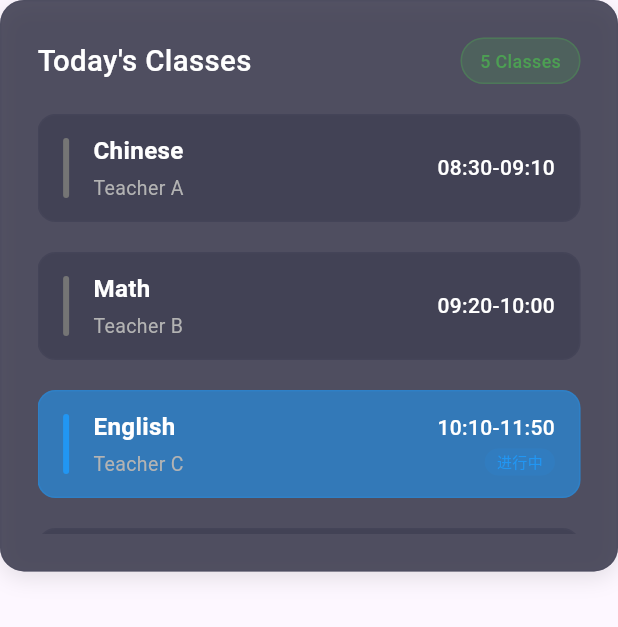
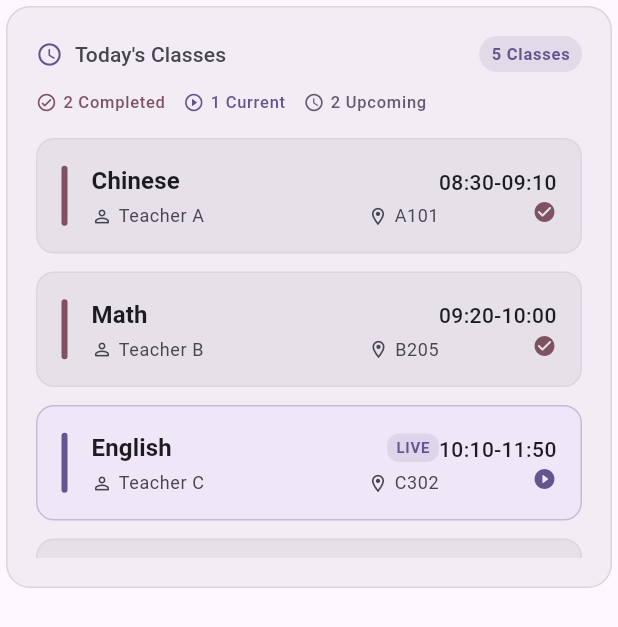
Before and after one commit to ziyi127/TimeWidgets, a Flutter app: the TimetableWidget widget shown alone on an empty page, opened directly, on a phone screen of 412 x 824 dp. Shown: the top 627 px of the screen. Run offline on Flutter 3.47's test engine with Material 3 defaults, Android fonts, the light colour scheme and no system bars; our stand-ins replace file_picker, shared_preferences; missing offline and left inert: bitsdojo_window, tray_manager; accounts and stored records are empty; network calls fail; statements that could not run were skipped.

Commit message:
feat(课程表组件): 重构课程表组件并添加紧凑模式
- 使用 Material 3 设计规范重构整个组件
- 添加 isCompact 参数支持紧凑布局
- 增加教室信息和状态指示器
- 改进状态显示和交互样式

```diff
--- a/lib/widgets/timetable_widget.dart
+++ b/lib/widgets/timetable_widget.dart
@@ -1,213 +1,333 @@
 import 'package:flutter/material.dart';
 
 class TimetableWidget extends StatelessWidget {
-  final double? fontSize;
-  final double? padding;
+  final bool isCompact;
 
   const TimetableWidget({
     super.key,
-    this.fontSize,
-    this.padding,
+    this.isCompact = false,
   });
 
   @override
   Widget build(BuildContext context) {
-    final effectivePadding = padding ?? 24.0;
-    final effectiveBaseFontSize = fontSize ?? 14.0;
-    final titleFontSize = effectiveBaseFontSize * 1.4;
-    final badgeFontSize = effectiveBaseFontSize * 0.85;
-    // 移除未使用的变量
-    // final courseFontSize = effectiveBaseFontSize * 1.15;
-    // final teacherFontSize = effectiveBaseFontSize * 0.93;
-    // final timeFontSize = effectiveBaseFontSize;
-    // final statusFontSize = effectiveBaseFontSize * 0.7;
+    final theme = Theme.of(context);
+    final colorScheme = theme.colorScheme;
 
     final timetableData = [
-      {'subject': 'Chinese', 'teacher': 'Teacher A', 'time': '08:30-09:10', 'status': 'completed'},
-      {'subject': 'Math', 'teacher': 'Teacher B', 'time': '09:20-10:00', 'status': 'completed'},
-      {'subject': 'English', 'teacher': 'Teacher C', 'time': '10:10-11:50', 'status': 'current'},
-      {'subject': 'Physics', 'teacher': 'Teacher D', 'time': '14:00-14:40', 'status': 'upcoming'},
-      {'subject': 'Chemistry', 'teacher': 'Teacher E', 'time': '14:50-15:30', 'status': 'upcoming'},
+      {'subject': 'Chinese', 'teacher': 'Teacher A', 'time': '08:30-09:10', 'status': 'completed', 'room': 'A101'},
+      {'subject': 'Math', 'teacher': 'Teacher B', 'time': '09:20-10:00', 'status': 'completed', 'room': 'B205'},
+      {'subject': 'English', 'teacher': 'Teacher C', 'time': '10:10-11:50', 'status': 'current', 'room': 'C302'},
+      {'subject': 'Physics', 'teacher': 'Teacher D', 'time': '14:00-14:40', 'status': 'upcoming', 'room': 'D108'},
+      {'subject': 'Chemistry', 'teacher': 'Teacher E', 'time': '14:50-15:30', 'status': 'upcoming', 'room': 'E201'},
     ];
 
-    return Container(
-      width: double.infinity,
-      padding: EdgeInsets.all(effectivePadding),
-      decoration: BoxDecoration(
-        color: const Color(0xFF2a2a3e).withValues(alpha: 0.8),  // 保持半透明背景
+    final currentClassCount = timetableData.where((item) => item['status'] == 'current').length;
+    final upcomingClassCount = timetableData.where((item) => item['status'] == 'upcoming').length;
+    final completedClassCount = timetableData.where((item) => item['status'] == 'completed').length;
+
+    return Card(
+      elevation: 0,
+      color: colorScheme.surfaceContainer,
+      shape: RoundedRectangleBorder(
         borderRadius: BorderRadius.circular(16),
-        border: Border.all(
-          color: const Color(0xFF4a4a5e).withValues(alpha: 0.5),  // 半透明边框
+        side: BorderSide(
+          color: colorScheme.outline.withOpacity(0.2),
           width: 1,
         ),
-        boxShadow: [
-          BoxShadow(
-            color: Colors.black.withValues(alpha: 0.1),
-            blurRadius: 12,
-            offset: const Offset(0, 4),
       ),
-        ],
-      ),
+      child: Container(
+        padding: EdgeInsets.all(isCompact ? 16.0 : 20.0),
         child: Column(
           crossAxisAlignment: CrossAxisAlignment.start,
           mainAxisSize: MainAxisSize.min,
           children: [
+            // Header
             Row(
-            mainAxisAlignment: MainAxisAlignment.spaceBetween,
               children: [
+                Icon(
+                  Icons.schedule_rounded,
+                  size: isCompact ? 16 : 18,
+                  color: colorScheme.primary,
+                ),
+                const SizedBox(width: 8),
                 Text(
                   'Today\'s Classes',
-                style: TextStyle(
-                  fontSize: titleFontSize,
+                  style: theme.textTheme.titleSmall?.copyWith(
+                    color: colorScheme.onSurfaceVariant,
                     fontWeight: FontWeight.w500,
-                  color: Colors.white,
                   ),
                 ),
-              Container(
-                padding: const EdgeInsets.symmetric(horizontal: 12, vertical: 6),
+                const Spacer(),
+                _buildStatusChip(
+                  context,
+                  '${timetableData.length} Classes',
+                  colorScheme.primary,
+                ),
+              ],
+            ),
+
+            if (!isCompact) ...[
+              const SizedBox(height: 12),
+
+              // Status summary
+              Row(
+                children: [
+                  if (completedClassCount > 0)
+                    _buildStatusIndicator(
+                      context,
+                      Icons.check_circle_outline_rounded,
+                      '$completedClassCount Completed',
+                      colorScheme.tertiary,
+                    ),
+                  if (currentClassCount > 0) ...[
+                    if (completedClassCount > 0) const SizedBox(width: 12),
+                    _buildStatusIndicator(
+                      context,
+                      Icons.play_circle_outline_rounded,
+                      '$currentClassCount Current',
+                      colorScheme.primary,
+                    ),
+                  ],
+                  if (upcomingClassCount > 0) ...[
+                    if (completedClassCount > 0 || currentClassCount > 0) const SizedBox(width: 12),
+                    _buildStatusIndicator(
+                      context,
+                      Icons.schedule_rounded,
+                      '$upcomingClassCount Upcoming',
+                      colorScheme.secondary,
+                    ),
+                  ],
+                ],
+              ),
+            ],
+
+            SizedBox(height: isCompact ? 12 : 16),
+
+            // Classes list
+            ConstrainedBox(
+              constraints: BoxConstraints(maxHeight: isCompact ? 200 : 280),
+              child: ListView.separated(
+                shrinkWrap: true,
+                physics: const ClampingScrollPhysics(),
+                itemCount: timetableData.length,
+                separatorBuilder: (context, index) => SizedBox(height: isCompact ? 8 : 12),
+                itemBuilder: (context, index) {
+                  final item = timetableData[index];
+                  return _buildCourseItem(context, item, index);
+                },
+              ),
+            ),
+          ],
+        ),
+      ),
+    );
+  }
+
+  Widget _buildStatusChip(BuildContext context, String text, Color color) {
+    final theme = Theme.of(context);
+
+    return Container(
+      padding: const EdgeInsets.symmetric(horizontal: 8, vertical: 4),
       decoration: BoxDecoration(
-                  color: const Color(0xFF4CAF50).withValues(alpha: 0.2),
-                  borderRadius: BorderRadius.circular(20),
+        color: color.withOpacity(0.12),
+        borderRadius: BorderRadius.circular(12),
+      ),
+      child: Text(
+        text,
+        style: theme.textTheme.labelSmall?.copyWith(
+          color: color,
+          fontWeight: FontWeight.w600,
+        ),
+      ),
+    );
+  }
+
+  Widget _buildStatusIndicator(BuildContext context, IconData icon, String text, Color color) {
+    final theme = Theme.of(context);
+
+    return Row(
+      mainAxisSize: MainAxisSize.min,
+      children: [
+        Icon(
+          icon,
+          size: 14,
+          color: color,
+        ),
+        const SizedBox(width: 4),
+        Text(
+          text,
+          style: theme.textTheme.labelSmall?.copyWith(
+            color: color,
+            fontWeight: FontWeight.w500,
+          ),
+        ),
+      ],
+    );
+  }
+
+  Widget _buildCourseItem(BuildContext context, Map<String, String> item, int index) {
+    final theme = Theme.of(context);
+    final colorScheme = theme.colorScheme;
+
+    final status = item['status'] ?? 'upcoming';
+    final isCurrent = status == 'current';
+    final isCompleted = status == 'completed';
+
+    final statusColor = isCurrent
+        ? colorScheme.primary
+        : isCompleted
+            ? colorScheme.tertiary
+            : colorScheme.secondary;
+
+    final backgroundColor = isCurrent
+        ? colorScheme.primaryContainer.withOpacity(0.3)
+        : colorScheme.surfaceContainerHighest;
+
+    return Container(
+      padding: EdgeInsets.all(isCompact ? 12.0 : 16.0),
+      decoration: BoxDecoration(
+        color: backgroundColor,
+        borderRadius: BorderRadius.circular(12),
         border: Border.all(
-                    color: const Color(0xFF4CAF50).withValues(alpha: 0.3),
+          color: isCurrent
+              ? statusColor.withOpacity(0.3)
+              : colorScheme.outline.withOpacity(0.1),
           width: 1,
         ),
       ),
+      child: Row(
+        children: [
+          // Status indicator
+          Container(
+            width: 4,
+            height: isCompact ? 32 : 40,
+            decoration: BoxDecoration(
+              color: statusColor,
+              borderRadius: BorderRadius.circular(2),
+            ),
+          ),
+
+          SizedBox(width: isCompact ? 12 : 16),
+
+          // Course info
+          Expanded(
+            child: Column(
+              crossAxisAlignment: CrossAxisAlignment.start,
+              children: [
+                Row(
+                  children: [
+                    Expanded(
                       child: Text(
-                  '5 Classes',
-                  style: TextStyle(
-                    fontSize: badgeFontSize,
-                    color: const Color(0xFF4CAF50).withValues(alpha: 0.8),
-                    fontWeight: FontWeight.w500,
+                        item['subject']!,
+                        style: theme.textTheme.titleSmall?.copyWith(
+                          color: colorScheme.onSurface,
+                          fontWeight: FontWeight.w600,
+                          fontSize: isCompact ? 14 : 16,
+                        ),
+                        maxLines: 1,
+                        overflow: TextOverflow.ellipsis,
+                      ),
+                    ),
+                    if (isCurrent)
+                      Container(
+                        margin: const EdgeInsets.only(left: 8),
+                        padding: const EdgeInsets.symmetric(horizontal: 6, vertical: 2),
+                        decoration: BoxDecoration(
+                          color: statusColor.withOpacity(0.12),
+                          borderRadius: BorderRadius.circular(8),
+                        ),
+                        child: Text(
+                          'LIVE',
+                          style: theme.textTheme.labelSmall?.copyWith(
+                            color: statusColor,
+                            fontWeight: FontWeight.w700,
+                            fontSize: 10,
                           ),
                         ),
                       ),
                   ],
                 ),
-          SizedBox(height: effectivePadding * 0.83),
-          ConstrainedBox(
-            constraints: const BoxConstraints(maxHeight: 280),
-            child: ListView.separated(
-              shrinkWrap: true,
-              physics: const ClampingScrollPhysics(),
-              itemCount: timetableData.length,
-              separatorBuilder: (context, index) => SizedBox(height: effectivePadding * 0.33),
-              itemBuilder: (context, index) {
-                final item = timetableData[index];
-                return _buildCourseItem(item, index, effectiveBaseFontSize, effectivePadding);
-              },
+
+                const SizedBox(height: 4),
+
+                Row(
+                  children: [
+                    Icon(
+                      Icons.person_outline_rounded,
+                      size: 14,
+                      color: colorScheme.onSurfaceVariant,
                     ),
+                    const SizedBox(width: 4),
+                    Expanded(
+                      child: Text(
+                        item['teacher']!,
+                        style: theme.textTheme.bodySmall?.copyWith(
+                          color: colorScheme.onSurfaceVariant,
+                          fontSize: isCompact ? 11 : 12,
+                        ),
+                        maxLines: 1,
+                        overflow: TextOverflow.ellipsis,
+                      ),
+                    ),
+                    if (!isCompact && item['room'] != null) ...[
+                      const SizedBox(width: 8),
+                      Icon(
+                        Icons.location_on_outlined,
+                        size: 14,
+                        color: colorScheme.onSurfaceVariant,
+                      ),
+                      const SizedBox(width: 4),
+                      Text(
+                        item['room']!,
+                        style: theme.textTheme.bodySmall?.copyWith(
+                          color: colorScheme.onSurfaceVariant,
+                          fontSize: 12,
+                        ),
+                      ),
+                    ],
+                  ],
+                ),
+              ],
+            ),
+          ),
+
+          // Time info
+          Column(
+            crossAxisAlignment: CrossAxisAlignment.end,
+            children: [
+              Text(
+                item['time']!,
+                style: theme.textTheme.bodyMedium?.copyWith(
+                  color: colorScheme.onSurface,
+                  fontWeight: FontWeight.w500,
+                  fontSize: isCompact ? 12 : 14,
+                ),
+              ),
+              if (!isCompact) ...[
+                const SizedBox(height: 2),
+                Icon(
+                  _getStatusIcon(status),
+                  size: 16,
+                  color: statusColor,
+                ),
+              ],
+            ],
           ),
         ],
       ),
     );
   }
 
-  Widget _buildCourseItem(Map<String, String> item, int index, double effectiveBaseFontSize, double effectivePadding) {
-    // 字体大小变量
-    final courseFontSize = effectiveBaseFontSize * 1.15;
-    final teacherFontSize = effectiveBaseFontSize * 0.93;
-    final timeFontSize = effectiveBaseFontSize;
-
-    final status = item['status'] ?? 'upcoming';
-    final isCurrent = status == 'current';
-    final isCompleted = status == 'completed';
-
-    final statusColor = isCurrent
-        ? const Color(0xFF2196F3)
-        : isCompleted
-            ? const Color(0xFF757575)
-            : const Color(0xFF9E9E9E);
-
-    final backgroundColor = isCurrent
-        ? const Color(0xFF2196F3).withValues(alpha: 0.08)  // MD3 降低透明度
-        : const Color(0xFF3a3a4e);
-
-    return Container(
-      margin: EdgeInsets.only(bottom: effectivePadding * 0.5),
-      padding: EdgeInsets.symmetric(horizontal: effectivePadding * 0.67, vertical: effectivePadding * 0.5),
-      decoration: BoxDecoration(
-        color: backgroundColor.withValues(alpha: 0.6),  // 半透明内卡片
-        borderRadius: BorderRadius.circular(12),
-        border: Border.all(
-          color: isCurrent ? statusColor.withValues(alpha: 0.24) : const Color(0xFF4a4a5e).withValues(alpha: 0.3),  // 半透明边框
-          width: 1,
-        ),
-      ),
-      child: Row(
-        children: [
-          // 状态指示器
-          Container(
-            width: 4,
-            height: 40,
-            decoration: BoxDecoration(
-              color: statusColor,
-              borderRadius: BorderRadius.circular(2),
-            ),
-          ),
-          SizedBox(width: effectivePadding * 0.67),
-
-          // 课程信息
-              Expanded(
-                child: Column(
-                  crossAxisAlignment: CrossAxisAlignment.start,
-                  children: [
-                    FittedBox(
-                      fit: BoxFit.scaleDown,
-                      child: Text(
-                        item['subject']!,
-                        style: TextStyle(
-                          fontSize: courseFontSize,
-                          fontWeight: FontWeight.w600,
-                          color: const Color(0xFFFFFFFF),  // MD3 onSurface
-                        ),
-                      ),
-                    ),
-                    SizedBox(height: effectivePadding * 0.17),
-                    Text(
-                      item['teacher']!,
-                      style: TextStyle(
-                        fontSize: teacherFontSize,
-                        color: const Color(0xFFB3B3B3),  // MD3 onSurfaceVariant
-                      ),
-                    ),
-                  ],
-                ),
-              ),
-
-          // 时间信息
-          Column(
-            crossAxisAlignment: CrossAxisAlignment.end,
-            children: [
-              Text(
-                item['time']!,
-                style: TextStyle(
-                  fontSize: timeFontSize,
-                  fontWeight: FontWeight.w500,
-                  color: const Color(0xFFFFFFFF),  // MD3 onSurface
-                ),
-              ),
-              if (isCurrent)
-                Container(
-                  margin: const EdgeInsets.only(top: 4),
-                  padding: const EdgeInsets.symmetric(horizontal: 8, vertical: 2),
-                  decoration: BoxDecoration(
-                    color: statusColor.withValues(alpha: 0.12),  // MD3 降低透明度
-                    borderRadius: BorderRadius.circular(10),
-                  ),
-                  child: Text(
-                    '进行中',
-                    style: TextStyle(
-                      fontSize: 10,
-                      color: statusColor,
-                      fontWeight: FontWeight.w500,
-                    ),
-                  ),
-                ),
-            ],
-          ),
-        ],
-      ),
-    );
+  IconData _getStatusIcon(String status) {
+    switch (status) {
+      case 'current':
+        return Icons.play_circle_filled_rounded;
+      case 'completed':
+        return Icons.check_circle_rounded;
+      case 'upcoming':
+        return Icons.schedule_rounded;
+      default:
+        return Icons.circle_outlined;
     }
   }
+}
```
Lines whose indentation alone changed are shown as unchanged.
